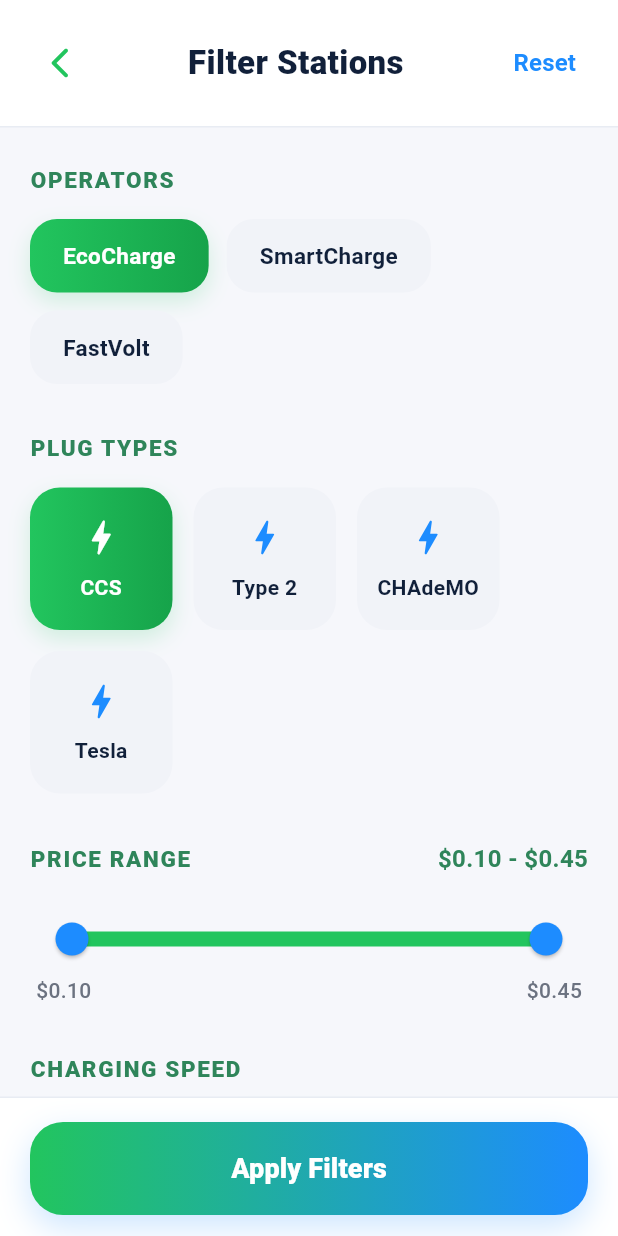
After one commit to Numpang1812/quickcharge-ev-app, a Flutter app: the MapScreen screen opened directly, after a tap on "Filter Stations", on a phone screen of 412 x 824 dp. The commit adds this screen. Run offline on Flutter 3.47's test engine with Material 3 defaults, Android fonts, the light colour scheme and no system bars.

Commit message:
chore: implemented filter station screen and refactoring

```diff
--- /dev/null
+++ b/lib/pages/app_colors.dart
@@ -0,0 +1,18 @@
+import 'package:flutter/material.dart';
+
+class AppColors {
+  static const Color primaryGreen = Color(0xFF22C55E);
+  static const Color primaryGreenDark = Color(0xFF16A34A);
+  static const Color accentBlue = Color(0xFF1D8CFF);
+
+  static const Color background = Color(0xFFF6F7FB);
+  static const Color white = Colors.white;
+
+  static const Color chipBackground = Color(0xFFF1F3F8);
+  static const Color border = Color(0xFFE8ECF3);
+
+  static const Color textPrimary = Color(0xFF11203A);
+  static const Color textSecondary = Color(0xFF6B7280);
+  static const Color navInactive = Color(0xFF8E95A5);
+  static const Color sectionTitle = Color(0xFF2F855A);
+}
--- /dev/null
+++ b/lib/pages/bottom_nav.dart
@@ -0,0 +1,71 @@
+import 'package:flutter/material.dart';
+import 'app_colors.dart';
+
+class BottomNav extends StatelessWidget {
+  const BottomNav({super.key});
+
+  @override
+  Widget build(BuildContext context) {
+    return Container(
+      padding: const EdgeInsets.fromLTRB(8, 8, 8, 10),
+      decoration: const BoxDecoration(
+        color: AppColors.white,
+        border: Border(
+          top: BorderSide(color: AppColors.border),
+        ),
+      ),
+      child: Row(
+        mainAxisAlignment: MainAxisAlignment.spaceAround,
+        children: const [
+          _NavItem(icon: Icons.map_outlined, label: 'MAP', active: true),
+          _NavItem(
+            icon: Icons.calculate_outlined,
+            label: 'CALCULATORS',
+            active: false,
+          ),
+          _NavItem(
+            icon: Icons.bar_chart_outlined,
+            label: 'TRACKER',
+            active: false,
+          ),
+          _NavItem(icon: Icons.person_outline, label: 'PROFILE', active: false),
+        ],
+      ),
+    );
+  }
+}
+
+class _NavItem extends StatelessWidget {
+  final IconData icon;
+  final String label;
+  final bool active;
+
+  const _NavItem({
+    required this.icon,
+    required this.label,
+    required this.active,
+  });
+
+  @override
+  Widget build(BuildContext context) {
+    return Column(
+      mainAxisSize: MainAxisSize.min,
+      children: [
+        Icon(
+          icon,
+          color: active ? AppColors.primaryGreen : AppColors.navInactive,
+          size: 28,
+        ),
+        const SizedBox(height: 4),
+        Text(
+          label,
+          style: TextStyle(
+            color: active ? AppColors.primaryGreen : AppColors.navInactive,
+            fontSize: 12,
+            fontWeight: FontWeight.w600,
+          ),
+        ),
+      ],
+    );
+  }
+}
--- /dev/null
+++ b/lib/pages/filter_stations_screen.dart
@@ -0,0 +1,300 @@
+import 'package:flutter/material.dart';
+import 'app_colors.dart';
+import 'operator_chip.dart';
+import 'plug_card.dart';
+import 'speed_chip.dart';
+
+class FilterStationsScreen extends StatefulWidget {
+  const FilterStationsScreen({super.key});
+
+  @override
+  State<FilterStationsScreen> createState() => _FilterStationsScreenState();
+}
+
+class _FilterStationsScreenState extends State<FilterStationsScreen> {
+  String selectedOperator = 'EcoCharge';
+  String selectedPlug = 'CCS';
+  String selectedSpeed = 'Fast';
+  RangeValues selectedPrice = const RangeValues(0.10, 0.45);
+
+  final List<String> operators = ['EcoCharge', 'SmartCharge', 'FastVolt'];
+  final List<String> plugs = ['CCS', 'Type 2', 'CHAdeMO', 'Tesla'];
+  final List<String> speeds = ['Normal', 'Fast', 'Ultra Fast'];
+
+  void resetFilters() {
+    setState(() {
+      selectedOperator = 'EcoCharge';
+      selectedPlug = 'CCS';
+      selectedSpeed = 'Fast';
+      selectedPrice = const RangeValues(0.10, 0.45);
+    });
+  }
+
+  void applyFilters() {
+    ScaffoldMessenger.of(context).showSnackBar(
+      SnackBar(
+        content: Text(
+          'Applied: $selectedOperator, $selectedPlug, $selectedSpeed, '
+              '\$${selectedPrice.start.toStringAsFixed(2)} - \$${selectedPrice.end.toStringAsFixed(2)}',
+        ),
+      ),
+    );
+  }
+
+  @override
+  Widget build(BuildContext context) {
+    return Scaffold(
+      backgroundColor: AppColors.background,
+      body: SafeArea(
+        child: Column(
+          children: [
+            _buildHeader(),
+            Expanded(
+              child: SingleChildScrollView(
+                padding: const EdgeInsets.fromLTRB(20, 24, 20, 20),
+                child: Column(
+                  crossAxisAlignment: CrossAxisAlignment.start,
+                  children: [
+                    _buildSectionTitle('OPERATORS'),
+                    const SizedBox(height: 16),
+                    Wrap(
+                      spacing: 12,
+                      runSpacing: 12,
+                      children: operators.map((item) {
+                        return OperatorChip(
+                          label: item,
+                          isSelected: selectedOperator == item,
+                          onTap: () {
+                            setState(() {
+                              selectedOperator = item;
+                            });
+                          },
+                        );
+                      }).toList(),
+                    ),
+                    const SizedBox(height: 32),
+
+                    _buildSectionTitle('PLUG TYPES'),
+                    const SizedBox(height: 16),
+                    Wrap(
+                      spacing: 14,
+                      runSpacing: 14,
+                      children: plugs.map((item) {
+                        return PlugCard(
+                          label: item,
+                          isSelected: selectedPlug == item,
+                          onTap: () {
+                            setState(() {
+                              selectedPlug = item;
+                            });
+                          },
+                        );
+                      }).toList(),
+                    ),
+                    const SizedBox(height: 32),
+
+                    Row(
+                      mainAxisAlignment: MainAxisAlignment.spaceBetween,
+                      children: [
+                        _buildSectionTitle('PRICE RANGE'),
+                        Text(
+                          '\$${selectedPrice.start.toStringAsFixed(2)} - \$${selectedPrice.end.toStringAsFixed(2)}',
+                          style: const TextStyle(
+                            color: AppColors.sectionTitle,
+                            fontSize: 16,
+                            fontWeight: FontWeight.w700,
+                          ),
+                        ),
+                      ],
+                    ),
+                    const SizedBox(height: 18),
+
+                    SliderTheme(
+                      data: SliderTheme.of(context).copyWith(
+                        activeTrackColor: AppColors.primaryGreen,
+                        inactiveTrackColor: const Color(0xFFE4E8F0),
+                        thumbColor: AppColors.accentBlue,
+                        overlayColor: AppColors.accentBlue.withOpacity(0.15),
+                        trackHeight: 8,
+                        rangeThumbShape: const RoundRangeSliderThumbShape(
+                          enabledThumbRadius: 11,
+                        ),
+                        rangeTrackShape:
+                            const RoundedRectRangeSliderTrackShape(),
+                      ),
+                      child: RangeSlider(
+                        values: selectedPrice,
+                        min: 0.10,
+                        max: 0.45,
+                        divisions: 35,
+                        onChanged: (values) {
+                          setState(() {
+                            selectedPrice = values;
+                          });
+                        },
+                      ),
+                    ),
+
+                    const Padding(
+                      padding: EdgeInsets.symmetric(horizontal: 4),
+                      child: Row(
+                        mainAxisAlignment: MainAxisAlignment.spaceBetween,
+                        children: [
+                          Text(
+                            '\$0.10',
+                            style: TextStyle(
+                              color: AppColors.textSecondary,
+                              fontSize: 14,
+                              fontWeight: FontWeight.w500,
+                            ),
+                          ),
+                          Text(
+                            '\$0.45',
+                            style: TextStyle(
+                              color: AppColors.textSecondary,
+                              fontSize: 14,
+                              fontWeight: FontWeight.w500,
+                            ),
+                          ),
+                        ],
+                      ),
+                    ),
+
+                    const SizedBox(height: 32),
+                    _buildSectionTitle('CHARGING SPEED'),
+                    const SizedBox(height: 16),
+                    Row(
+                      children: speeds.map((item) {
+                        return Expanded(
+                          child: Padding(
+                            padding: EdgeInsets.only(
+                              right: item != speeds.last ? 12 : 0,
+                            ),
+                            child: SpeedChip(
+                              label: item,
+                              isSelected: selectedSpeed == item,
+                              onTap: () {
+                                setState(() {
+                                  selectedSpeed = item;
+                                });
+                              },
+                            ),
+                          ),
+                        );
+                      }).toList(),
+                    ),
+                    const SizedBox(height: 36),
+                  ],
+                ),
+              ),
+            ),
+            _buildApplyButton(),
+          ],
+        ),
+      ),
+    );
+  }
+
+  Widget _buildHeader() {
+    return Container(
+      padding: const EdgeInsets.fromLTRB(16, 18, 16, 18),
+      decoration: const BoxDecoration(
+        color: AppColors.white,
+        border: Border(bottom: BorderSide(color: AppColors.border)),
+      ),
+      child: Row(
+        children: [
+          IconButton(
+            onPressed: () => Navigator.of(context).pop(),
+            icon: const Icon(
+              Icons.arrow_back_ios_new_rounded,
+              color: AppColors.primaryGreen,
+            ),
+          ),
+          const Expanded(
+            child: Center(
+              child: Text(
+                'Filter Stations',
+                style: TextStyle(
+                  color: AppColors.textPrimary,
+                  fontSize: 22,
+                  fontWeight: FontWeight.w800,
+                ),
+              ),
+            ),
+          ),
+          TextButton(
+            onPressed: resetFilters,
+            child: const Text(
+              'Reset',
+              style: TextStyle(
+                color: AppColors.accentBlue,
+                fontSize: 16,
+                fontWeight: FontWeight.w700,
+              ),
+            ),
+          ),
+        ],
+      ),
+    );
+  }
+
+  Widget _buildSectionTitle(String text) {
+    return Text(
+      text,
+      style: const TextStyle(
+        color: AppColors.sectionTitle,
+        fontSize: 15,
+        fontWeight: FontWeight.w800,
+        letterSpacing: 1.1,
+      ),
+    );
+  }
+
+  Widget _buildApplyButton() {
+    return Container(
+      padding: const EdgeInsets.fromLTRB(20, 16, 20, 14),
+      decoration: const BoxDecoration(
+        color: AppColors.white,
+        border: Border(top: BorderSide(color: AppColors.border)),
+      ),
+      child: SizedBox(
+        width: double.infinity,
+        height: 62,
+        child: DecoratedBox(
+          decoration: BoxDecoration(
+            gradient: const LinearGradient(
+              colors: [AppColors.primaryGreen, AppColors.accentBlue],
+            ),
+            borderRadius: BorderRadius.circular(22),
+            boxShadow: [
+              BoxShadow(
+                color: AppColors.accentBlue.withOpacity(0.22),
+                blurRadius: 18,
+                offset: const Offset(0, 8),
+              ),
+            ],
+          ),
+          child: ElevatedButton(
+            onPressed: applyFilters,
+            style: ElevatedButton.styleFrom(
+              backgroundColor: Colors.transparent,
+              shadowColor: Colors.transparent,
+              shape: RoundedRectangleBorder(
+                borderRadius: BorderRadius.circular(22),
+              ),
+            ),
+            child: const Text(
+              'Apply Filters',
+              style: TextStyle(
+                color: Colors.white,
+                fontSize: 18,
+                fontWeight: FontWeight.w800,
+              ),
+            ),
+          ),
+        ),
+      ),
+    );
+  }
+}
--- a/lib/pages/map.dart
+++ b/lib/pages/map.dart
@@ -0,0 +1,70 @@
+import 'package:flutter/material.dart';
+
+import 'filter_stations_screen.dart';
+
+class MapScreen extends StatelessWidget {
+  const MapScreen({super.key});
+
+  @override
+  Widget build(BuildContext context) {
+    return Scaffold(
+      backgroundColor: const Color(0xFFF2F2F7),
+      body: SafeArea(
+        child: Stack(
+          children: [
+            // Placeholder map content
+            const Center(
+              child: Column(
+                mainAxisAlignment: MainAxisAlignment.center,
+                children: [
+                  Icon(Icons.map_outlined, size: 64, color: Color(0xFF94A3B8)),
+                  SizedBox(height: 16),
+                  Text(
+                    'Map View',
+                    style: TextStyle(
+                      fontSize: 18,
+                      fontWeight: FontWeight.w600,
+                      color: Color(0xFF64748B),
+                    ),
+                  ),
+                ],
+              ),
+            ),
+            // Filter button floating at bottom
+            Positioned(
+              bottom: 24,
+              left: 16,
+              right: 16,
+              child: SizedBox(
+                height: 56,
+                child: ElevatedButton.icon(
+                  onPressed: () {
+                    Navigator.of(context).push(
+                      MaterialPageRoute<void>(
+                        builder: (context) => const FilterStationsScreen(),
+                      ),
+                    );
+                  },
+                  icon: const Icon(Icons.filter_list, size: 22),
+                  label: const Text(
+                    'Filter Stations',
+                    style: TextStyle(fontSize: 16, fontWeight: FontWeight.w600),
+                  ),
+                  style: ElevatedButton.styleFrom(
+                    backgroundColor: const Color(0xFF10B981),
+                    foregroundColor: Colors.white,
+                    elevation: 4,
+                    shadowColor: const Color(0xFF10B981).withOpacity(0.3),
+                    shape: RoundedRectangleBorder(
+                      borderRadius: BorderRadius.circular(28),
+                    ),
+                  ),
+                ),
+              ),
+            ),
+          ],
+        ),
+      ),
+    );
+  }
+}
--- /dev/null
+++ b/lib/pages/operator_chip.dart
@@ -0,0 +1,55 @@
+import 'package:flutter/material.dart';
+import 'app_colors.dart';
+
+class OperatorChip extends StatelessWidget {
+  final String label;
+  final bool isSelected;
+  final VoidCallback onTap;
+
+  const OperatorChip({
+    super.key,
+    required this.label,
+    required this.isSelected,
+    required this.onTap,
+  });
+
+  @override
+  Widget build(BuildContext context) {
+    return GestureDetector(
+      onTap: onTap,
+      child: AnimatedContainer(
+        duration: const Duration(milliseconds: 180),
+        padding: const EdgeInsets.symmetric(horizontal: 22, vertical: 14),
+        decoration: BoxDecoration(
+          gradient: isSelected
+              ? const LinearGradient(
+            colors: [
+              AppColors.primaryGreen,
+              AppColors.primaryGreenDark,
+            ],
+          )
+              : null,
+          color: isSelected ? null : AppColors.chipBackground,
+          borderRadius: BorderRadius.circular(18),
+          boxShadow: isSelected
+              ? [
+            BoxShadow(
+              color: AppColors.primaryGreen.withOpacity(0.18),
+              blurRadius: 12,
+              offset: const Offset(0, 6),
+            ),
+          ]
+              : [],
+        ),
+        child: Text(
+          label,
+          style: TextStyle(
+            color: isSelected ? Colors.white : AppColors.textPrimary,
+            fontSize: 15,
+            fontWeight: FontWeight.w700,
+          ),
+        ),
+      ),
+    );
+  }
+}
--- /dev/null
+++ b/lib/pages/plug_card.dart
@@ -0,0 +1,68 @@
+import 'package:flutter/material.dart';
+import 'app_colors.dart';
+
+class PlugCard extends StatelessWidget {
+  final String label;
+  final bool isSelected;
+  final VoidCallback onTap;
+
+  const PlugCard({
+    super.key,
+    required this.label,
+    required this.isSelected,
+    required this.onTap,
+  });
+
+  @override
+  Widget build(BuildContext context) {
+    return GestureDetector(
+      onTap: onTap,
+      child: AnimatedContainer(
+        duration: const Duration(milliseconds: 180),
+        width: 95,
+        height: 95,
+        decoration: BoxDecoration(
+          gradient: isSelected
+              ? const LinearGradient(
+            colors: [
+              AppColors.primaryGreen,
+              AppColors.primaryGreenDark,
+            ],
+          )
+              : null,
+          color: isSelected ? null : AppColors.chipBackground,
+          borderRadius: BorderRadius.circular(20),
+          boxShadow: isSelected
+              ? [
+            BoxShadow(
+              color: AppColors.primaryGreen.withOpacity(0.18),
+              blurRadius: 12,
+              offset: const Offset(0, 6),
+            ),
+          ]
+              : [],
+        ),
+        child: Column(
+          mainAxisAlignment: MainAxisAlignment.center,
+          children: [
+            Icon(
+              Icons.bolt_rounded,
+              size: 30,
+              color: isSelected ? Colors.white : AppColors.accentBlue,
+            ),
+            const SizedBox(height: 8),
+            Text(
+              label,
+              textAlign: TextAlign.center,
+              style: TextStyle(
+                color: isSelected ? Colors.white : AppColors.textPrimary,
+                fontSize: 14,
+                fontWeight: FontWeight.w700,
+              ),
+            ),
+          ],
+        ),
+      ),
+    );
+  }
+}
--- /dev/null
+++ b/lib/pages/speed_chip.dart
@@ -0,0 +1,57 @@
+import 'package:flutter/material.dart';
+import 'app_colors.dart';
+
+class SpeedChip extends StatelessWidget {
+  final String label;
+  final bool isSelected;
+  final VoidCallback onTap;
+
+  const SpeedChip({
+    super.key,
+    required this.label,
+    required this.isSelected,
+    required this.onTap,
+  });
+
+  @override
+  Widget build(BuildContext context) {
+    return GestureDetector(
+      onTap: onTap,
+      child: AnimatedContainer(
+        duration: const Duration(milliseconds: 180),
+        padding: const EdgeInsets.symmetric(vertical: 14),
+        decoration: BoxDecoration(
+          gradient: isSelected
+              ? const LinearGradient(
+            colors: [
+              AppColors.primaryGreen,
+              AppColors.primaryGreenDark,
+            ],
+          )
+              : null,
+          color: isSelected ? null : AppColors.chipBackground,
+          borderRadius: BorderRadius.circular(18),
+          boxShadow: isSelected
+              ? [
+            BoxShadow(
+              color: AppColors.primaryGreen.withOpacity(0.18),
+              blurRadius: 12,
+              offset: const Offset(0, 6),
+            ),
+          ]
+              : [],
+        ),
+        child: Center(
+          child: Text(
+            label,
+            style: TextStyle(
+              color: isSelected ? Colors.white : AppColors.textPrimary,
+              fontSize: 15,
+              fontWeight: FontWeight.w700,
+            ),
+          ),
+        ),
+      ),
+    );
+  }
+}
--- a/lib/pages/tabbed_home.dart
+++ b/lib/pages/tabbed_home.dart
@@ -3,6 +3,7 @@
 import 'package:flutter/material.dart';
 
 import 'calculator.dart';
+import 'map.dart';
 import 'profile.dart';
 
 class TabbedHomeScreen extends StatelessWidget {
@@ -18,7 +19,7 @@ class TabbedHomeScreen extends StatelessWidget {
   @override
   Widget build(BuildContext context) {
     final pages = [
-      const _MapPage(),
+      const MapScreen(),
       const CalculatorScreen(),
       const _TrackerPage(),
       const ProfileScreen(),
@@ -26,10 +27,7 @@ class TabbedHomeScreen extends StatelessWidget {
 
     return Scaffold(
       backgroundColor: const Color(0xFFF2F2F7),
-      body: IndexedStack(
-        index: currentIndex,
-        children: pages,
-      ),
+      body: IndexedStack(index: currentIndex, children: pages),
       bottomNavigationBar: _BottomNavBar(
         currentIndex: currentIndex,
         onTap: onTabTapped,
@@ -80,14 +78,17 @@ class _BottomNavBar extends StatelessWidget {
             children: List.generate(_items.length, (i) {
               final item = _items[i];
               final isActive = i == currentIndex;
-              final color =
-                  isActive ? const Color(0xFF2563EB) : const Color(0xFF94A3B8);
+              final color = isActive
+                  ? const Color(0xFF2563EB)
+                  : const Color(0xFF94A3B8);
               return GestureDetector(
                 onTap: () => onTap(i),
                 behavior: HitTestBehavior.opaque,
                 child: Padding(
-                  padding:
-                      const EdgeInsets.symmetric(horizontal: 12, vertical: 4),
+                  padding: const EdgeInsets.symmetric(
+                    horizontal: 12,
+                    vertical: 4,
+                  ),
                   child: Column(
                     mainAxisSize: MainAxisSize.min,
                     children: [
@@ -121,19 +122,8 @@ class _NavItemData {
 }
 
 // ---------------------------------------------------------------------------
-// Placeholder pages for Map, Tracker
+// Placeholder page for Tracker
 // ---------------------------------------------------------------------------
-
-class _MapPage extends StatelessWidget {
-  const _MapPage();
-
-  @override
-  Widget build(BuildContext context) {
-    return const SafeArea(
-      child: SizedBox(), // empty page
-    );
-  }
-}
 
 class _TrackerPage extends StatelessWidget {
   const _TrackerPage();
@@ -376,10 +366,7 @@ class _SessionRow extends StatelessWidget {
               ),
               Text(
                 '$date · $kwh',
-                style: const TextStyle(
-                  fontSize: 11,
-                  color: Color(0xFF94A3B8),
-                ),
+                style: const TextStyle(fontSize: 11, color: Color(0xFF94A3B8)),
               ),
             ],
           ),
```
